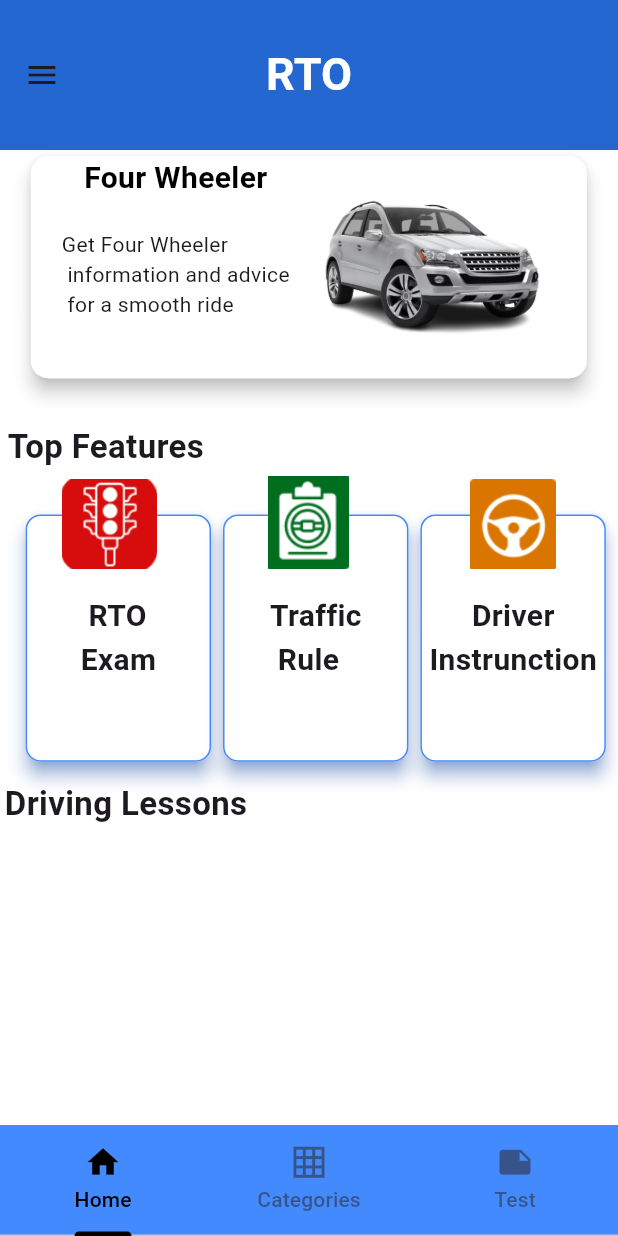
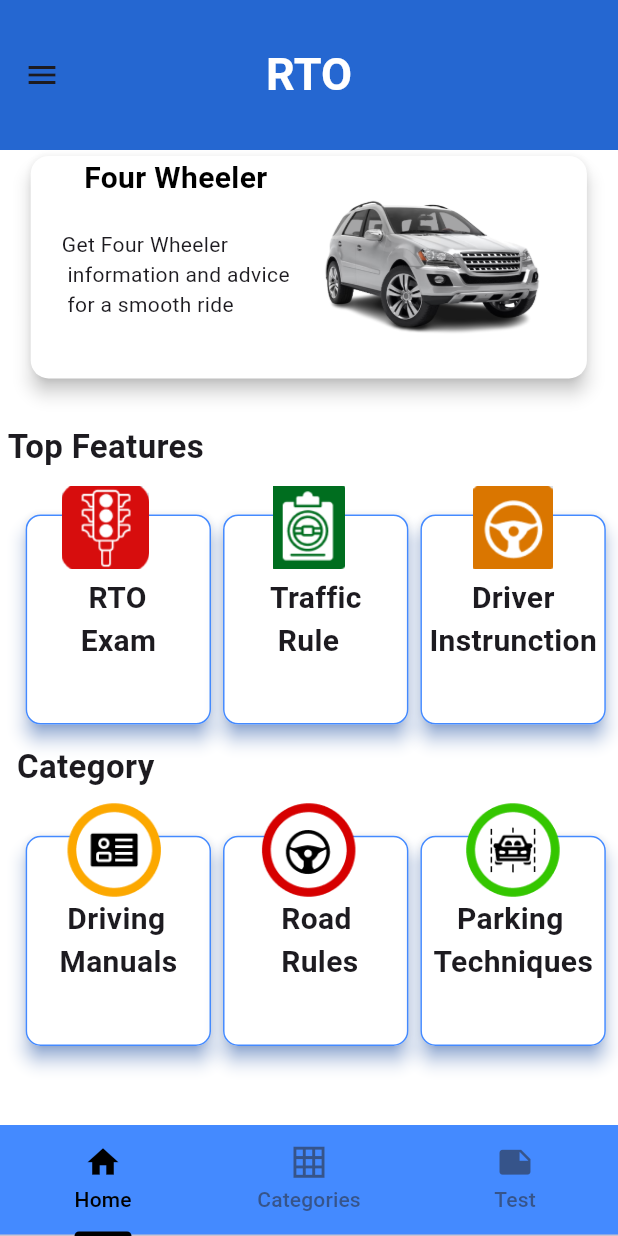
Before and after one commit to OmN10/RTO-, a Flutter app: the screen it shows after launch, on a phone screen of 412 x 824 dp. Run offline on Flutter 3.47's test engine with Material 3 defaults, Android fonts, the phone set to English and light mode, and no system bars.

Commit message:
dashbord chnages

```diff
--- a/lib/view/dashboard.dart
+++ b/lib/view/dashboard.dart
@@ -100,7 +100,7 @@ class _DashboardState extends State<Dashboard> {
                     color: Colors.white,
                     elevation: 5,
                     child: Container(
-                      height: MediaQuery.of(context).size.height * 0.2,
+                      height: MediaQuery.of(context).size.height * 0.170,
                       width: MediaQuery.of(context).size.width * 0.3,
                       child: Align(
                         alignment: Alignment.center,
@@ -124,7 +124,7 @@ class _DashboardState extends State<Dashboard> {
                     borderRadius: BorderRadius.circular(10.0),
                   ),
                   child: Container(
-                    height: MediaQuery.of(context).size.height * 0.2,
+                    height: MediaQuery.of(context).size.height * 0.170,
                     width: MediaQuery.of(context).size.width * 0.3,
                     child: Align(
                       alignment: Alignment.center,
@@ -147,7 +147,7 @@ class _DashboardState extends State<Dashboard> {
                   color: Colors.white,
                   elevation: 5,
                   child: Container(
-                    height: MediaQuery.of(context).size.height * 0.2,
+                    height: MediaQuery.of(context).size.height * 0.170,
                     width: MediaQuery.of(context).size.width * 0.3,
                     child: Column(
                       mainAxisAlignment: MainAxisAlignment.center,
@@ -179,27 +179,131 @@ class _DashboardState extends State<Dashboard> {
           Positioned(
             bottom: MediaQuery.of(context).size.height * 0.450,
             left: MediaQuery.of(context).size.width * 0.0999,
-            child: Image.asset("assets/sugnal.png", height: 60),
+            child: Image.asset("assets/sugnal.png", height: 55),
           ),
           Positioned(
             bottom: MediaQuery.of(context).size.height * 0.450,
             right: MediaQuery.of(context).size.width * 0.1,
             left: MediaQuery.of(context).size.width * 0.099,
-            child: Image.asset("assets/trafic.png", height: 62),
+            child: Image.asset("assets/trafic.png", height: 55),
           ),
           Positioned(
             bottom: MediaQuery.of(context).size.height * 0.450,
             left: MediaQuery.of(context).size.width * 0.7,
             right: MediaQuery.of(context).size.width * 0.040,
-            child: Image.asset("assets/str.png", height: 60),
+            child: Image.asset("assets/str.png", height: 55),
           ),
           Positioned(
-            top: MediaQuery.of(context).size.height * 0.51,
-            right: MediaQuery.of(context).size.width * 0.6,
+            top: MediaQuery.of(context).size.height * 0.48,
+            right: MediaQuery.of(context).size.width * 0.75,
             child: Text(
-              "Driving Lessons",
+              "Category",
               style: TextStyle(fontSize: 22, fontWeight: FontWeight.bold),
             ),
+          ),
+
+          Positioned(
+            top: MediaQuery.of(context).size.height * 0.55,
+            right: MediaQuery.of(context).size.width * 0.010,
+            child: Row(
+              mainAxisAlignment: MainAxisAlignment.center,
+              children: [
+                Center(
+                  child: Card(
+                    shape: RoundedRectangleBorder(
+                      side: BorderSide(color: Colors.blueAccent, width: 1),
+                      borderRadius: BorderRadius.circular(10.0),
+                    ),
+
+                    shadowColor: Colors.blueAccent,
+                    color: Colors.white,
+                    elevation: 5,
+                    child: Container(
+                      height: MediaQuery.of(context).size.height * 0.170,
+                      width: MediaQuery.of(context).size.width * 0.3,
+                      child: Align(
+                        alignment: Alignment.center,
+                        child: Text(
+                          " Driving \nManuals",
+                          style: TextStyle(
+                            fontSize: 20,
+                            fontWeight: FontWeight.bold,
+                          ),
+                        ),
+                      ),
+                    ),
+                  ),
+                ),
+                Card(
+                  color: Colors.white,
+                  shadowColor: Colors.blueAccent,
+                  elevation: 5,
+                  shape: RoundedRectangleBorder(
+                    side: BorderSide(color: Colors.blueAccent, width: 1),
+                    borderRadius: BorderRadius.circular(10.0),
+                  ),
+                  child: Container(
+                    height: MediaQuery.of(context).size.height * 0.170,
+                    width: MediaQuery.of(context).size.width * 0.3,
+                    child: Align(
+                      alignment: Alignment.center,
+                      child: Text(
+                        " Road\n Rules",
+                        style: TextStyle(
+                          fontSize: 20,
+                          fontWeight: FontWeight.bold,
+                        ),
+                      ),
+                    ),
+                  ),
+                ),
+                Card(
+                  shadowColor: Colors.blueAccent,
+                  shape: RoundedRectangleBorder(
+                    side: BorderSide(color: Colors.blueAccent, width: 1),
+                    borderRadius: BorderRadius.circular(10.0),
+                  ),
+                  color: Colors.white,
+                  elevation: 5,
+                  child: Container(
+                    height: MediaQuery.of(context).size.height * 0.170,
+                    width: MediaQuery.of(context).size.width * 0.3,
+                    child: Column(
+                      mainAxisAlignment: MainAxisAlignment.center,
+                      children: [
+                        Align(
+                          alignment: Alignment.center,
+                          child: Text(
+                            "   Parking \nTechniques",
+                            style: TextStyle(
+                              fontSize: 20,
+                              fontWeight: FontWeight.bold,
+                            ),
+                          ),
+                        ),
+                      ],
+                    ),
+                  ),
+                ),
+              ],
+            ),
+          ),
+          Positioned(
+            bottom: MediaQuery.of(context).size.height * 0.18,
+            left: MediaQuery.of(context).size.width * 0.0999,
+            child: Image.asset("assets/driving_maua.png", height: 70),
+          ),
+          Positioned(
+            bottom: MediaQuery.of(context).size.height * 0.18,
+            right: MediaQuery.of(context).size.width * 0.1,
+            left: MediaQuery.of(context).size.width * 0.099,
+            child: Image.asset("assets/park_rules.png", height: 70),
+          ),
+          Positioned(
+            bottom: MediaQuery.of(context).size.height * 0.18,
+            left: MediaQuery.of(context).size.width * 0.7,
+            right: MediaQuery.of(context).size.width * 0.040,
+            child: Image.asset("assets/road_rules.png", height: 70),
           ),
         ],
       ),
```
Also changed, not shown: assets/driving_maua.png (added), assets/park_rules.png (added), assets/road_rules.png (added).
